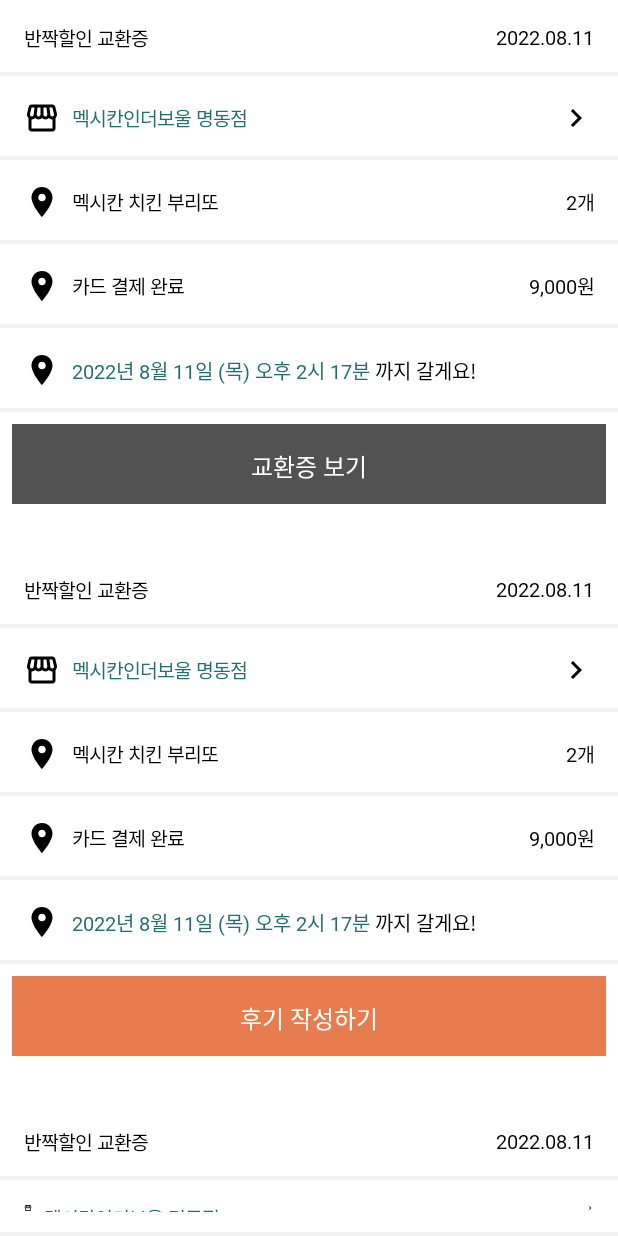
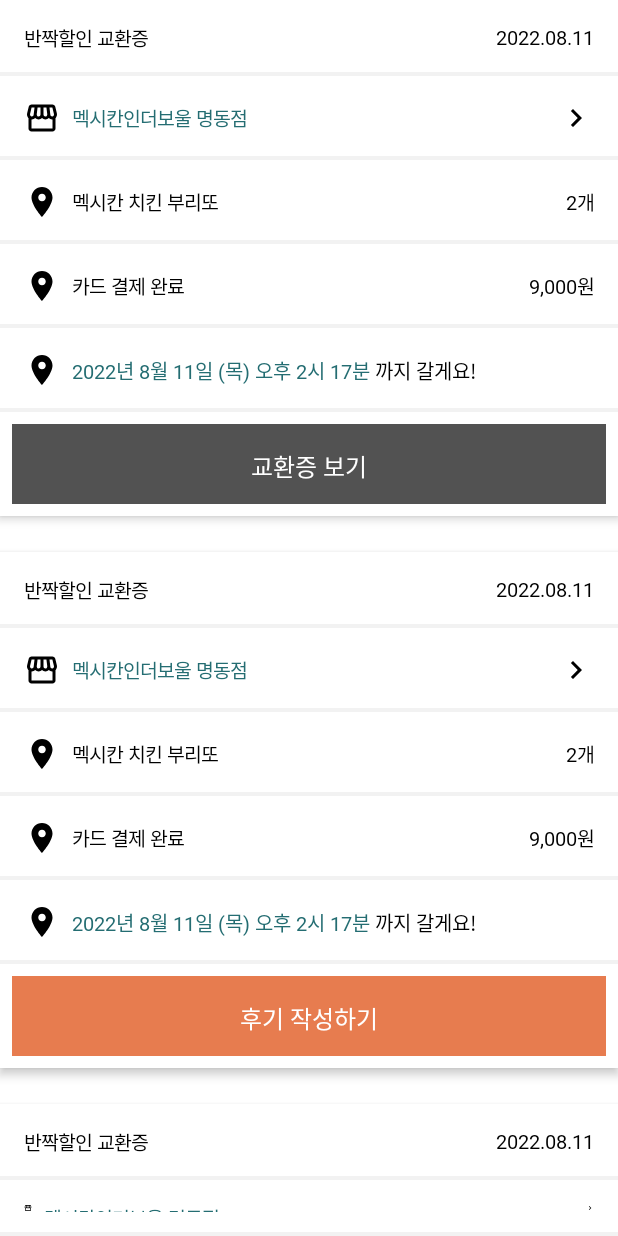
Before and after one commit to KBSC-Soptionssix/Soptionssix-AOS, an Android app built with Jetpack Compose: the @Preview function ExchangeItemPreview, on a phone screen of 412 x 824 dp. Run offline under Robolectric (Android 15) with nearby library versions, the phone set to English and light mode, and no system bars; Roboto replaces fonts that are not available here.

Commit message:
#16 [ui] elevation 추가

```diff
--- a/app/src/main/java/com/kbcs/soptionssix/util/component/ExchangeItem.kt
+++ b/app/src/main/java/com/kbcs/soptionssix/util/component/ExchangeItem.kt
@@ -2,6 +2,7 @@ package com.kbcs.soptionssix.util.component
 
 import androidx.compose.foundation.Image
 import androidx.compose.foundation.background
+import androidx.compose.foundation.border
 import androidx.compose.foundation.clickable
 import androidx.compose.foundation.layout.Box
 import androidx.compose.foundation.layout.Column
@@ -9,7 +10,9 @@ import androidx.compose.foundation.layout.Spacer
 import androidx.compose.foundation.layout.fillMaxWidth
 import androidx.compose.foundation.layout.height
 import androidx.compose.foundation.layout.padding
+import androidx.compose.foundation.shape.RoundedCornerShape
 import androidx.compose.material.MaterialTheme
+import androidx.compose.material.Surface
 import androidx.compose.material.Text
 import androidx.compose.runtime.Composable
 import androidx.compose.ui.Alignment
@@ -46,7 +49,11 @@ fun ExchangeItem(state: Int) {
         2 -> fun() { println("2") }
         else -> fun() { println("3") }
     }
-    Column {
+    Surface(
+        modifier = Modifier.background(colorResource(id = R.color.white)),
+        elevation = 4.dp
+    ) {
+        Column() {
             ExchangeDate()
             ExchangeStore()
             ExchangeMenu()
@@ -61,6 +68,7 @@ fun ExchangeItem(state: Int) {
                 buttonText = buttonText,
                 clickEvent = { clickEvent() }
             )
+        }
     }
 }
 
```
Lines whose indentation alone changed are shown as unchanged.
